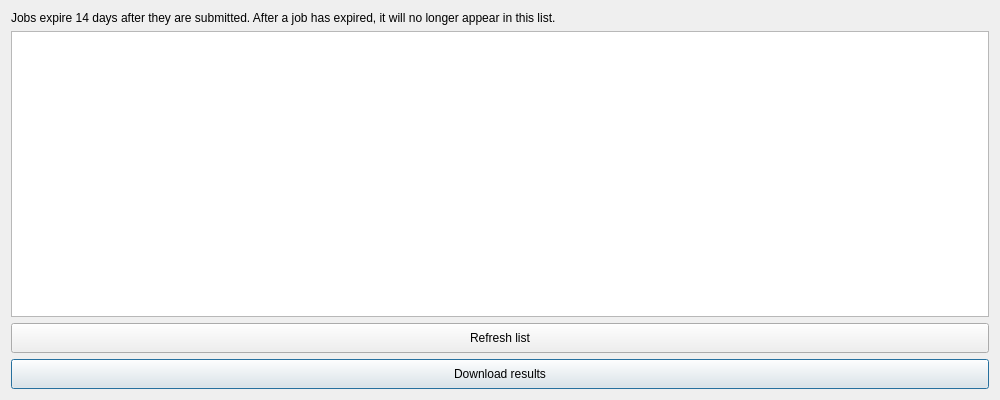
Qt form LDMP/gui/DlgJobs.ui (ConservationInternational/trends.earth) before a commit.
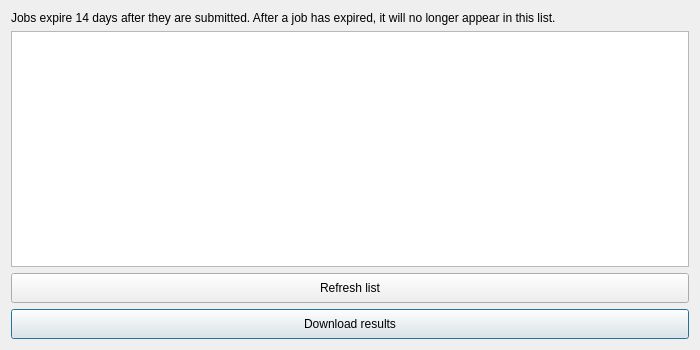
The same form after that commit.

The edit to the form file:
```diff
--- a/LDMP/gui/DlgJobs.ui
+++ b/LDMP/gui/DlgJobs.ui
@@ -9,20 +9,20 @@
    <rect>
     <x>0</x>
     <y>0</y>
-    <width>1000</width>
-    <height>400</height>
+    <width>700</width>
+    <height>350</height>
    </rect>
   </property>
   <property name="sizePolicy">
-   <sizepolicy hsizetype="Expanding" vsizetype="Preferred">
+   <sizepolicy hsizetype="Expanding" vsizetype="Expanding">
     <horstretch>0</horstretch>
     <verstretch>0</verstretch>
    </sizepolicy>
   </property>
   <property name="minimumSize">
    <size>
-    <width>0</width>
-    <height>0</height>
+    <width>400</width>
+    <height>300</height>
    </size>
   </property>
   <property name="windowTitle">
```
Left out of the diff: 96 changed lines with no effect on the pictures.
